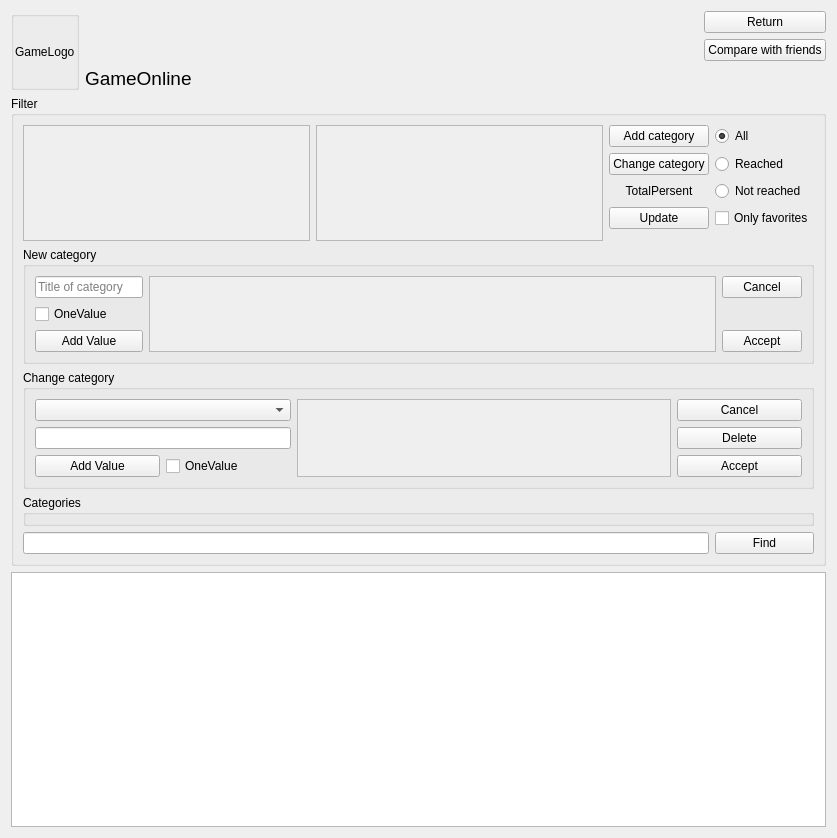
Old version of the form AraSteamManager/formachievements.ui in the repository Arankir/AraSteamManager.
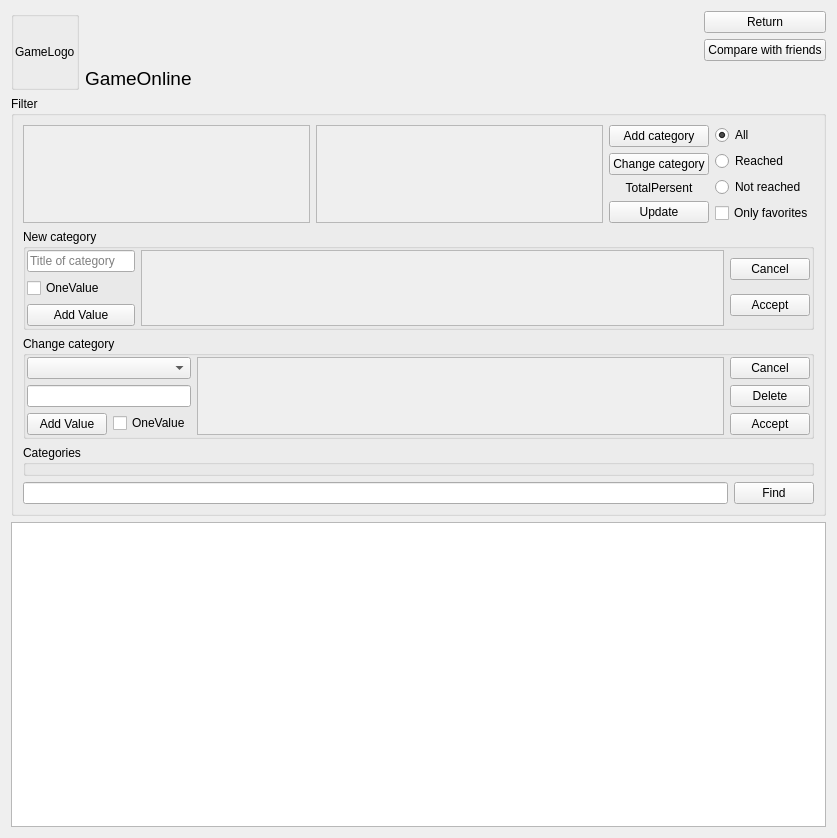
New version of the form.

```diff
--- a/AraSteamManager/formachievements.ui
+++ b/AraSteamManager/formachievements.ui
@@ -13,60 +13,279 @@
   <property name="windowTitle">
    <string>SteamAchievementsStatistic</string>
   </property>
-  <layout class="QGridLayout" name="gridLayout_4">
-   <item row="2" column="1">
-    <widget class="QLabel" name="LabelGameOnline">
-     <property name="font">
-      <font>
-       <pointsize>14</pointsize>
-      </font>
-     </property>
-     <property name="text">
-      <string>GameOnline</string>
-     </property>
-    </widget>
+  <layout class="QVBoxLayout" name="verticalLayout_7">
+   <item>
+    <layout class="QGridLayout" name="gridLayout">
+     <item row="0" column="2">
+      <widget class="QPushButton" name="ButtonReturn">
+       <property name="text">
+        <string>Return</string>
+       </property>
+      </widget>
+     </item>
+     <item row="1" column="1">
+      <spacer name="horizontalSpacer_2">
+       <property name="orientation">
+        <enum>Qt::Horizontal</enum>
+       </property>
+       <property name="sizeHint" stdset="0">
+        <size>
+         <width>636</width>
+         <height>18</height>
+        </size>
+       </property>
+      </spacer>
+     </item>
+     <item row="1" column="2">
+      <widget class="QPushButton" name="ButtonCompare">
+       <property name="text">
+        <string>Compare with friends</string>
+       </property>
+      </widget>
+     </item>
+     <item row="2" column="1">
+      <widget class="QLabel" name="LabelGameOnline">
+       <property name="font">
+        <font>
+         <pointsize>14</pointsize>
+        </font>
+       </property>
+       <property name="text">
+        <string>GameOnline</string>
+       </property>
+      </widget>
+     </item>
+     <item row="0" column="0" rowspan="3">
+      <widget class="QGroupBox" name="groupBox">
+       <property name="title">
+        <string/>
+       </property>
+       <layout class="QGridLayout" name="gridLayout_5">
+        <property name="sizeConstraint">
+         <enum>QLayout::SetMinimumSize</enum>
+        </property>
+        <property name="leftMargin">
+         <number>1</number>
+        </property>
+        <property name="topMargin">
+         <number>1</number>
+        </property>
+        <property name="rightMargin">
+         <number>1</number>
+        </property>
+        <property name="bottomMargin">
+         <number>1</number>
+        </property>
+        <property name="spacing">
+         <number>1</number>
+        </property>
+        <item row="0" column="0">
+         <widget class="QLabel" name="LabelGameLogo">
+          <property name="text">
+           <string>GameLogo</string>
+          </property>
+         </widget>
+        </item>
+       </layout>
+      </widget>
+     </item>
+    </layout>
    </item>
-   <item row="3" column="0" colspan="3">
+   <item>
     <widget class="QGroupBox" name="GroupBoxFilter">
+     <property name="sizePolicy">
+      <sizepolicy hsizetype="Preferred" vsizetype="Minimum">
+       <horstretch>0</horstretch>
+       <verstretch>0</verstretch>
+      </sizepolicy>
+     </property>
      <property name="accessibleName">
       <string>Filter</string>
      </property>
      <property name="title">
       <string>Filter</string>
      </property>
-     <layout class="QGridLayout" name="gridLayout">
-      <item row="0" column="2">
-       <widget class="QPushButton" name="ButtonAddCategory">
-        <property name="text">
-         <string>Add category</string>
-        </property>
-       </widget>
+     <layout class="QVBoxLayout" name="verticalLayout_6">
+      <item>
+       <layout class="QHBoxLayout" name="horizontalLayout_4">
+        <item>
+         <widget class="QScrollArea" name="ScrollAreaCategories">
+          <property name="sizePolicy">
+           <sizepolicy hsizetype="Expanding" vsizetype="Minimum">
+            <horstretch>0</horstretch>
+            <verstretch>0</verstretch>
+           </sizepolicy>
+          </property>
+          <property name="widgetResizable">
+           <bool>true</bool>
+          </property>
+          <widget class="QWidget" name="scrollAreaWidgetContents">
+           <property name="geometry">
+            <rect>
+             <x>0</x>
+             <y>0</y>
+             <width>292</width>
+             <height>94</height>
+            </rect>
+           </property>
+          </widget>
+         </widget>
+        </item>
+        <item>
+         <widget class="QScrollArea" name="ScrollAreaCheckCategories">
+          <property name="sizePolicy">
+           <sizepolicy hsizetype="Expanding" vsizetype="Minimum">
+            <horstretch>0</horstretch>
+            <verstretch>0</verstretch>
+           </sizepolicy>
+          </property>
+          <property name="widgetResizable">
+           <bool>true</bool>
+          </property>
+          <widget class="QWidget" name="scrollAreaWidgetContents_4">
+           <property name="geometry">
+            <rect>
+             <x>0</x>
+             <y>0</y>
+             <width>291</width>
+             <height>94</height>
+            </rect>
+           </property>
+          </widget>
+         </widget>
+        </item>
+        <item>
+         <layout class="QVBoxLayout" name="verticalLayout_4">
+          <item>
+           <widget class="QPushButton" name="ButtonAddCategory">
+            <property name="text">
+             <string>Add category</string>
+            </property>
+           </widget>
+          </item>
+          <item>
+           <widget class="QPushButton" name="ButtonChangeCategory">
+            <property name="text">
+             <string>Change category</string>
+            </property>
+           </widget>
+          </item>
+          <item>
+           <widget class="QLabel" name="LabelTotalPersent">
+            <property name="text">
+             <string>TotalPersent</string>
+            </property>
+            <property name="alignment">
+             <set>Qt::AlignCenter</set>
+            </property>
+           </widget>
+          </item>
+          <item>
+           <widget class="QPushButton" name="ButtonUpdate">
+            <property name="text">
+             <string>Update</string>
+            </property>
+           </widget>
+          </item>
+         </layout>
+        </item>
+        <item>
+         <layout class="QVBoxLayout" name="verticalLayout_5">
+          <item>
+           <widget class="QRadioButton" name="RadioButtonAll">
+            <property name="text">
+             <string>All</string>
+            </property>
+            <property name="checked">
+             <bool>true</bool>
+            </property>
+           </widget>
+          </item>
+          <item>
+           <widget class="QRadioButton" name="RadioButtonReached">
+            <property name="text">
+             <string>Reached</string>
+            </property>
+           </widget>
+          </item>
+          <item>
+           <widget class="QRadioButton" name="RadioButtonNotReached">
+            <property name="text">
+             <string>Not reached</string>
+            </property>
+           </widget>
+          </item>
+          <item>
+           <widget class="QCheckBox" name="CheckBoxFavorites">
+            <property name="text">
+             <string>Only favorites</string>
+            </property>
+           </widget>
+          </item>
+         </layout>
+        </item>
+       </layout>
       </item>
-      <item row="2" column="2">
-       <widget class="QLabel" name="LabelTotalPersent">
-        <property name="text">
-         <string>TotalPersent</string>
-        </property>
-        <property name="alignment">
-         <set>Qt::AlignCenter</set>
-        </property>
-       </widget>
-      </item>
-      <item row="6" column="0" colspan="4">
+      <item>
        <widget class="QGroupBox" name="GroupBoxAddCategory">
         <property name="title">
          <string>New category</string>
         </property>
-        <layout class="QGridLayout" name="gridLayout_2">
-         <item row="0" column="0" colspan="2">
-          <widget class="QLineEdit" name="LineEditTitleNewCategory">
-           <property name="placeholderText">
-            <string>Title of category</string>
+        <layout class="QHBoxLayout" name="horizontalLayout">
+         <property name="leftMargin">
+          <number>1</number>
+         </property>
+         <property name="topMargin">
+          <number>1</number>
+         </property>
+         <property name="rightMargin">
+          <number>1</number>
+         </property>
+         <property name="bottomMargin">
+          <number>1</number>
+         </property>
+         <item>
+          <layout class="QVBoxLayout" name="verticalLayout">
+           <property name="sizeConstraint">
+            <enum>QLayout::SetMinimumSize</enum>
            </property>
-          </widget>
+           <item>
+            <widget class="QLineEdit" name="LineEditTitleNewCategory">
+             <property name="sizePolicy">
+              <sizepolicy hsizetype="Minimum" vsizetype="Fixed">
+               <horstretch>0</horstretch>
+               <verstretch>0</verstretch>
+              </sizepolicy>
+             </property>
+             <property name="placeholderText">
+              <string>Title of category</string>
+             </property>
+            </widget>
+           </item>
+           <item>
+            <widget class="QCheckBox" name="CheckBoxNewCategoryOneValue">
+             <property name="text">
+              <string>OneValue</string>
+             </property>
+            </widget>
+           </item>
+           <item>
+            <widget class="QPushButton" name="ButtonAddValueNewCategory">
+             <property name="text">
+              <string>Add Value</string>
+             </property>
+            </widget>
+           </item>
+          </layout>
          </item>
-         <item row="0" column="2" rowspan="3">
+         <item>
           <widget class="QScrollArea" name="ScrollAreaValues">
+           <property name="sizePolicy">
+            <sizepolicy hsizetype="Expanding" vsizetype="Minimum">
+             <horstretch>0</horstretch>
+             <verstretch>0</verstretch>
+            </sizepolicy>
+           </property>
            <property name="widgetResizable">
             <bool>true</bool>
            </property>
@@ -75,182 +294,95 @@
              <rect>
               <x>0</x>
               <y>0</y>
-              <width>569</width>
-              <height>72</height>
+              <width>581</width>
+              <height>74</height>
              </rect>
             </property>
            </widget>
           </widget>
          </item>
-         <item row="0" column="3">
-          <widget class="QPushButton" name="ButtonCancelNewCategory">
-           <property name="text">
-            <string>Cancel</string>
-           </property>
-          </widget>
-         </item>
-         <item row="2" column="3">
-          <widget class="QPushButton" name="ButtonAcceptNewCategory">
-           <property name="text">
-            <string>Accept</string>
-           </property>
-          </widget>
-         </item>
-         <item row="2" column="0" colspan="2">
-          <widget class="QPushButton" name="ButtonAddValueNewCategory">
-           <property name="text">
-            <string>Add Value</string>
-           </property>
-          </widget>
-         </item>
-         <item row="1" column="0" colspan="2">
-          <widget class="QCheckBox" name="CheckBoxNewCategoryOneValue">
-           <property name="text">
-            <string>OneValue</string>
-           </property>
-          </widget>
+         <item>
+          <layout class="QVBoxLayout" name="verticalLayout_2">
+           <item>
+            <widget class="QPushButton" name="ButtonCancelNewCategory">
+             <property name="text">
+              <string>Cancel</string>
+             </property>
+            </widget>
+           </item>
+           <item>
+            <widget class="QPushButton" name="ButtonAcceptNewCategory">
+             <property name="text">
+              <string>Accept</string>
+             </property>
+            </widget>
+           </item>
+          </layout>
          </item>
         </layout>
        </widget>
       </item>
-      <item row="1" column="2">
-       <widget class="QPushButton" name="ButtonChangeCategory">
-        <property name="text">
-         <string>Change category</string>
-        </property>
-       </widget>
-      </item>
-      <item row="1" column="3">
-       <widget class="QRadioButton" name="RadioButtonReached">
-        <property name="text">
-         <string>Reached</string>
-        </property>
-       </widget>
-      </item>
-      <item row="9" column="0" colspan="3">
-       <widget class="QLineEdit" name="LineEditNameAchievements"/>
-      </item>
-      <item row="0" column="3">
-       <widget class="QRadioButton" name="RadioButtonAll">
-        <property name="text">
-         <string>All</string>
-        </property>
-        <property name="checked">
-         <bool>true</bool>
-        </property>
-       </widget>
-      </item>
-      <item row="0" column="0" rowspan="6">
-       <widget class="QScrollArea" name="ScrollAreaCategories">
-        <property name="widgetResizable">
-         <bool>true</bool>
-        </property>
-        <widget class="QWidget" name="scrollAreaWidgetContents">
-         <property name="geometry">
-          <rect>
-           <x>0</x>
-           <y>0</y>
-           <width>295</width>
-           <height>98</height>
-          </rect>
-         </property>
-        </widget>
-       </widget>
-      </item>
-      <item row="2" column="3">
-       <widget class="QRadioButton" name="RadioButtonNotReached">
-        <property name="text">
-         <string>Not reached</string>
-        </property>
-       </widget>
-      </item>
-      <item row="3" column="2">
-       <widget class="QPushButton" name="ButtonUpdate">
-        <property name="text">
-         <string>Update</string>
-        </property>
-       </widget>
-      </item>
-      <item row="3" column="3">
-       <widget class="QCheckBox" name="CheckBoxFavorites">
-        <property name="text">
-         <string>Only favorites</string>
-        </property>
-       </widget>
-      </item>
-      <item row="0" column="1" rowspan="6">
-       <widget class="QScrollArea" name="ScrollAreaCheckCategories">
-        <property name="widgetResizable">
-         <bool>true</bool>
-        </property>
-        <widget class="QWidget" name="scrollAreaWidgetContents_4">
-         <property name="geometry">
-          <rect>
-           <x>0</x>
-           <y>0</y>
-           <width>294</width>
-           <height>98</height>
-          </rect>
-         </property>
-        </widget>
-       </widget>
-      </item>
-      <item row="9" column="3">
-       <widget class="QPushButton" name="ButtonFindAchievement">
-        <property name="enabled">
-         <bool>true</bool>
-        </property>
-        <property name="text">
-         <string>Find</string>
-        </property>
-       </widget>
-      </item>
-      <item row="7" column="0" colspan="4">
+      <item>
        <widget class="QGroupBox" name="GroupBoxChangeCategory">
         <property name="title">
          <string>Change category</string>
         </property>
-        <layout class="QGridLayout" name="gridLayout_3">
-         <item row="1" column="0" colspan="2">
-          <widget class="QLineEdit" name="LineEditTitleCategoryChangeCategory"/>
+        <layout class="QHBoxLayout" name="horizontalLayout_2">
+         <property name="leftMargin">
+          <number>1</number>
+         </property>
+         <property name="topMargin">
+          <number>1</number>
+         </property>
+         <property name="rightMargin">
+          <number>1</number>
+         </property>
+         <property name="bottomMargin">
+          <number>1</number>
+         </property>
+         <item>
+          <layout class="QFormLayout" name="formLayout">
+           <item row="2" column="0">
+            <widget class="QPushButton" name="ButtonAddValueChangeCategory">
+             <property name="text">
+              <string>Add Value</string>
+             </property>
+            </widget>
+           </item>
+           <item row="2" column="1">
+            <widget class="QCheckBox" name="CheckBoxChangeCategoryOneValue">
+             <property name="text">
+              <string>OneValue</string>
+             </property>
+            </widget>
+           </item>
+           <item row="1" column="0" colspan="2">
+            <widget class="QLineEdit" name="LineEditTitleCategoryChangeCategory">
+             <property name="sizePolicy">
+              <sizepolicy hsizetype="Minimum" vsizetype="Fixed">
+               <horstretch>0</horstretch>
+               <verstretch>0</verstretch>
+              </sizepolicy>
+             </property>
+            </widget>
+           </item>
+           <item row="0" column="0" colspan="2">
+            <widget class="QComboBox" name="ComboBoxCategoriesChangeCategory">
+             <property name="styleSheet">
+              <string notr="true"/>
+             </property>
+            </widget>
+           </item>
+          </layout>
          </item>
-         <item row="0" column="0" colspan="2">
-          <widget class="QComboBox" name="ComboBoxCategoriesChangeCategory">
-           <property name="styleSheet">
-            <string notr="true"/>
-           </property>
-          </widget>
-         </item>
-         <item row="1" column="5">
-          <widget class="QPushButton" name="ButtonDeleteCategory">
-           <property name="text">
-            <string>Delete</string>
-           </property>
-          </widget>
-         </item>
-         <item row="2" column="0">
-          <widget class="QPushButton" name="ButtonAddValueChangeCategory">
-           <property name="text">
-            <string>Add Value</string>
-           </property>
-          </widget>
-         </item>
-         <item row="2" column="5">
-          <widget class="QPushButton" name="ButtonAcceptChangeCategory">
-           <property name="text">
-            <string>Accept</string>
-           </property>
-          </widget>
-         </item>
-         <item row="0" column="5">
-          <widget class="QPushButton" name="ButtonCancelChangeCategory">
-           <property name="text">
-            <string>Cancel</string>
-           </property>
-          </widget>
-         </item>
-         <item row="0" column="2" rowspan="3" colspan="3">
+         <item>
           <widget class="QScrollArea" name="ScrollAreaValuesChangeCategory">
+           <property name="sizePolicy">
+            <sizepolicy hsizetype="Expanding" vsizetype="Minimum">
+             <horstretch>0</horstretch>
+             <verstretch>0</verstretch>
+            </sizepolicy>
+           </property>
            <property name="widgetResizable">
             <bool>true</bool>
            </property>
@@ -259,101 +391,75 @@
              <rect>
               <x>0</x>
               <y>0</y>
-              <width>375</width>
-              <height>75</height>
+              <width>532</width>
+              <height>77</height>
              </rect>
             </property>
            </widget>
           </widget>
          </item>
-         <item row="2" column="1">
-          <widget class="QCheckBox" name="CheckBoxChangeCategoryOneValue">
-           <property name="text">
-            <string>OneValue</string>
-           </property>
-          </widget>
+         <item>
+          <layout class="QVBoxLayout" name="verticalLayout_3">
+           <item>
+            <widget class="QPushButton" name="ButtonCancelChangeCategory">
+             <property name="text">
+              <string>Cancel</string>
+             </property>
+            </widget>
+           </item>
+           <item>
+            <widget class="QPushButton" name="ButtonDeleteCategory">
+             <property name="text">
+              <string>Delete</string>
+             </property>
+            </widget>
+           </item>
+           <item>
+            <widget class="QPushButton" name="ButtonAcceptChangeCategory">
+             <property name="text">
+              <string>Accept</string>
+             </property>
+            </widget>
+           </item>
+          </layout>
          </item>
         </layout>
        </widget>
       </item>
-      <item row="8" column="0" colspan="4">
+      <item>
        <widget class="QGroupBox" name="GroupBoxCategories">
         <property name="title">
          <string>Categories</string>
         </property>
        </widget>
       </item>
+      <item>
+       <layout class="QHBoxLayout" name="horizontalLayout_3">
+        <item>
+         <widget class="QLineEdit" name="LineEditNameAchievements"/>
+        </item>
+        <item>
+         <widget class="QPushButton" name="ButtonFindAchievement">
+          <property name="enabled">
+           <bool>true</bool>
+          </property>
+          <property name="text">
+           <string>Find</string>
+          </property>
+         </widget>
+        </item>
+       </layout>
+      </item>
      </layout>
     </widget>
    </item>
-   <item row="0" column="2">
-    <widget class="QPushButton" name="ButtonReturn">
-     <property name="text">
-      <string>Return</string>
-     </property>
-    </widget>
-   </item>
-   <item row="6" column="0" colspan="3">
+   <item>
     <widget class="QTableWidget" name="TableWidgetAchievements">
      <property name="sortingEnabled">
       <bool>true</bool>
      </property>
     </widget>
    </item>
-   <item row="0" column="0" rowspan="3">
-    <widget class="QGroupBox" name="groupBox">
-     <property name="title">
-      <string/>
-     </property>
-     <layout class="QGridLayout" name="gridLayout_5">
-      <property name="sizeConstraint">
-       <enum>QLayout::SetMinimumSize</enum>
-      </property>
-      <property name="leftMargin">
-       <number>1</number>
-      </property>
-      <property name="topMargin">
-       <number>1</number>
-      </property>
-      <property name="rightMargin">
-       <number>1</number>
-      </property>
-      <property name="bottomMargin">
-       <number>1</number>
-      </property>
-      <property name="spacing">
-       <number>1</number>
-      </property>
-      <item row="0" column="0">
-       <widget class="QLabel" name="LabelGameLogo">
-        <property name="text">
-         <string>GameLogo</string>
-        </property>
-       </widget>
-      </item>
-     </layout>
-    </widget>
-   </item>
-   <item row="1" column="1">
-    <spacer name="horizontalSpacer_2">
-     <property name="orientation">
-      <enum>Qt::Horizontal</enum>
-     </property>
-     <property name="sizeHint" stdset="0">
-      <size>
-       <width>40</width>
-       <height>20</height>
-      </size>
-     </property>
-    </spacer>
-   </item>
-   <item row="1" column="2">
-    <widget class="QPushButton" name="ButtonCompare">
-     <property name="text">
-      <string>Compare with friends</string>
-     </property>
-    </widget>
-   </item>
   </layout>
  </widget>
  <resources/>
```
